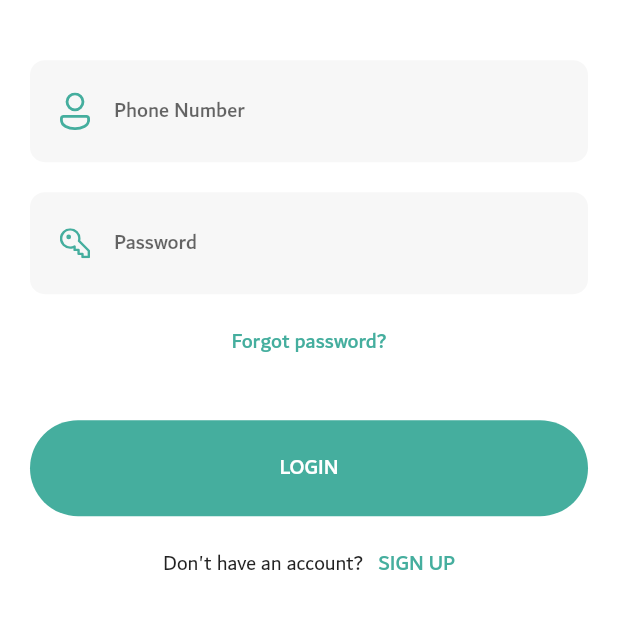
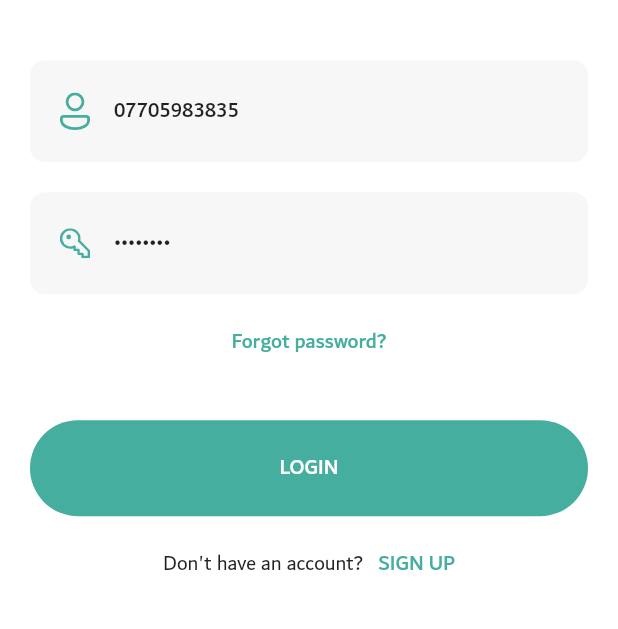
Before and after one commit to msal4/hassah_book_flutter, a Flutter app: the screen it shows after launch, on a phone screen of 412 x 824 dp, the part 252-881 px from its top. Run offline on Flutter 3.47's test engine with Material 2 defaults, Android fonts, the phone set to English and light mode, and no system bars; our stand-ins replace dio, flutter_hooks, flutter_slidable, flutter_svg, graphql_flutter, shared_preferences; network calls fail.

Commit message:
abstract login functionality in AuthProvider

```diff
--- a/lib/app/graphql_provider.dart
+++ b/lib/app/graphql_provider.dart
@@ -13,16 +13,13 @@ String uuidFromObject(Object object) {
   return null;
 }
 
-final cache =
-    GraphQLCache(store: HiveStore(), dataIdFromObject: uuidFromObject);
+final cache = GraphQLCache(store: HiveStore(), dataIdFromObject: uuidFromObject);
 
 ValueNotifier<GraphQLClient> clientFor({
   @required String uri,
   String subscriptionUri,
 }) {
-  final authLink = AuthLink(
-      getToken: () => SharedPreferences.getInstance()
-          .then((prefs) => prefs.getString('admin_token')));
+  final authLink = AuthLink(getToken: () => SharedPreferences.getInstance().then((prefs) => prefs.getString('admin_token')));
 
   Link link = authLink.concat(HttpLink(uri));
   if (subscriptionUri != null) {
@@ -49,22 +46,22 @@ ValueNotifier<GraphQLClient> clientFor({
 /// We use the cache for all state management.
 class HassahGraphQLProvider extends StatelessWidget {
   HassahGraphQLProvider({
-    @required this.child,
+    this.child,
+    this.builder,
     @required String uri,
     String subscriptionUri,
-  }) : client = clientFor(
-          uri: uri,
-          subscriptionUri: subscriptionUri,
-        );
+  })  : assert((child == null && builder != null) || (child != null && builder == null), "child or builder must be provided"),
+        client = clientFor(uri: uri, subscriptionUri: subscriptionUri);
 
   final Widget child;
+  final Widget Function(BuildContext, GraphQLClient client) builder;
   final ValueNotifier<GraphQLClient> client;
 
   @override
   Widget build(BuildContext context) {
     return GraphQLProvider(
       client: client,
-      child: child,
+      child: child ?? builder(context, client.value),
     );
   }
 }
--- a/lib/app/pages/login.dart
+++ b/lib/app/pages/login.dart
@@ -4,8 +4,6 @@ import 'package:flutter_svg/flutter_svg.dart';
 import 'package:graphql_flutter/graphql_flutter.dart';
 import 'package:hassah_book_flutter/app/auth_provider.dart';
 import 'package:hassah_book_flutter/app/widgets/round_container.dart';
-import 'package:hassah_book_flutter/common/api/api.dart';
-import 'package:hassah_book_flutter/common/auth/auth.dart';
 import 'package:hassah_book_flutter/common/utils/const.dart';
 import 'package:hassah_book_flutter/common/widgets/unfocus_on_tap.dart';
 import 'package:hassah_book_flutter/main.dart';
@@ -16,28 +14,21 @@ const _kIconSize = 20.0;
 class LoginPage extends HookWidget {
   static const routeName = "/login";
 
-  final _loginMutation = LoginMutation();
-
   @override
   Widget build(BuildContext context) {
     final theme = Theme.of(context);
 
-    final phoneController = useTextEditingController();
-    final passwordController = useTextEditingController();
+    final phoneController = useTextEditingController.fromValue(TextEditingValue(text: "07705983835"));
+    final passwordController = useTextEditingController.fromValue(TextEditingValue(text: "12345678"));
+    final isLoading = useState(false);
 
     return UnfocusOnTap(
       child: Scaffold(
         appBar: AppBar(iconTheme: theme.iconTheme.copyWith(color: theme.accentColor)),
         body: SingleChildScrollView(
           padding: const EdgeInsets.all(kDefaultPadding),
-          child: Mutation(
-            options: MutationOptions(document: _loginMutation.document),
-            builder: (runLoginMutation, result) {
-              print(result.data);
-              print(result.exception);
-
-              return IgnorePointer(
-                ignoring: result.isLoading,
+          child: IgnorePointer(
+            ignoring: isLoading.value,
             child: SafeArea(
               child: Column(
                 children: [
@@ -49,14 +40,14 @@ class LoginPage extends HookWidget {
                   ),
                   SizedBox(height: kDefaultPadding * 2),
                   RoundContainer(
-                        color: result.isLoading ? Colors.grey.shade200 : null,
+                    color: isLoading.value ? Colors.grey.shade200 : null,
                     padding: const EdgeInsets.symmetric(horizontal: kDefaultPadding, vertical: kDefaultPadding / 2),
                     child: TextField(
-                          enabled: result.isNotLoading,
+                      enabled: !isLoading.value,
                       controller: phoneController,
                       textInputAction: TextInputAction.next,
                       keyboardType: TextInputType.number,
-                          style: theme.textTheme.bodyText1.copyWith(color: result.isLoading ? Colors.grey.shade600 : null),
+                      style: theme.textTheme.bodyText1.copyWith(color: isLoading.value ? Colors.grey.shade600 : null),
                       decoration: InputDecoration(
                         icon: SvgPicture.asset("assets/svg/person.svg", width: _kIconSize),
                         border: InputBorder.none,
@@ -66,14 +57,14 @@ class LoginPage extends HookWidget {
                   ),
                   SizedBox(height: kDefaultPadding),
                   RoundContainer(
-                        color: result.isLoading ? Colors.grey.shade200 : null,
+                    color: isLoading.value ? Colors.grey.shade200 : null,
                     padding: const EdgeInsets.symmetric(horizontal: kDefaultPadding, vertical: kDefaultPadding / 2),
                     child: TextField(
-                          enabled: result.isNotLoading,
+                      enabled: !isLoading.value,
                       controller: passwordController,
                       textInputAction: TextInputAction.go,
                       obscureText: true,
-                          style: theme.textTheme.bodyText1.copyWith(color: result.isLoading ? Colors.grey.shade600 : null),
+                      style: theme.textTheme.bodyText1.copyWith(color: isLoading.value ? Colors.grey.shade600 : null),
                       decoration: InputDecoration(
                         icon: SvgPicture.asset("assets/svg/key.svg", width: _kIconSize),
                         border: InputBorder.none,
@@ -88,22 +79,17 @@ class LoginPage extends HookWidget {
                   ),
                   SizedBox(height: kDefaultPadding * 2),
                   Material(
-                        color: result.isLoading ? Colors.grey.shade800 : theme.accentColor,
+                    color: isLoading.value ? Colors.grey.shade800 : theme.accentColor,
                     borderRadius: BorderRadius.circular(9999),
                     clipBehavior: Clip.antiAlias,
                     child: InkWell(
-                          onTap: result.isNotLoading
-                              ? () async {
-                                  final input = LoginInput(phone: phoneController.text, password: passwordController.text);
-
-                                  final result = await runLoginMutation({'data': input}).networkResult;
-                                  if (result.data != null) {
-                                    final data = _loginMutation.parse(result.data).login;
-                                    await Auth.storeToken(refreshToken: data.refreshToken, accessToken: data.accessToken);
-                                    context.read<AuthProvider>().logout();
-                                    Navigator.of(context).pushReplacementNamed(MainPage.routeName);
-                                  }
-                                }
+                      onTap: !isLoading.value
+                          ? () => _onLogin(
+                                context,
+                                isLoading: isLoading,
+                                phone: phoneController.text,
+                                password: passwordController.text,
+                              )
                           : null,
                       child: Ink(
                         width: double.maxFinite,
@@ -154,11 +140,21 @@ class LoginPage extends HookWidget {
                 ],
               ),
             ),
-              );
-            },
           ),
         ),
       ),
     );
   }
+
+  Future<void> _onLogin(BuildContext context, {@required ValueNotifier<bool> isLoading, @required String phone, @required String password}) async {
+    isLoading.value = true;
+    try {
+      await context.read<AuthProvider>().login(phone: phone, password: password);
+      Navigator.of(context).pushReplacementNamed(MainPage.routeName);
+    } on OperationException catch (e) {
+      // TODO: handle errors.
+    } finally {
+      isLoading.value = false;
     }
+  }
+}
--- a/lib/main.dart
+++ b/lib/main.dart
@@ -49,8 +49,9 @@ class _AppState extends State<App> {
       ),
       child: HassahGraphQLProvider(
         uri: 'http://100.93.34.121:4000/graphql',
-        child: ChangeNotifierProvider(
-          create: (context) => AuthProvider(),
+        builder: (context, client) {
+          return ChangeNotifierProvider(
+            create: (context) => AuthProvider(client: client),
             child: MaterialApp(
               debugShowCheckedModeBanner: false,
               title: 'Hassah Book',
@@ -78,7 +79,8 @@ class _AppState extends State<App> {
                 CartPage.routeName: (context) => CartPage(),
               },
             ),
-        ),
+          );
+        },
       ),
     );
   }
```
Also changed, not shown: lib/app/auth_provider.dart (+38 -3 lines), lib/common/auth/auth.dart (+2 -6 lines). Lines whose indentation alone changed are shown as unchanged.
